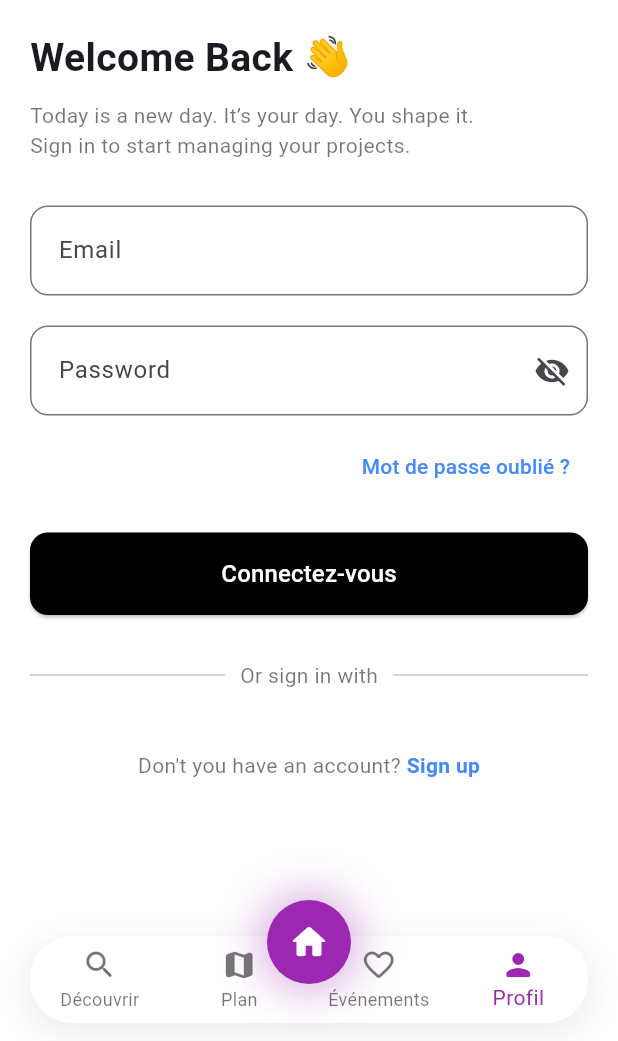
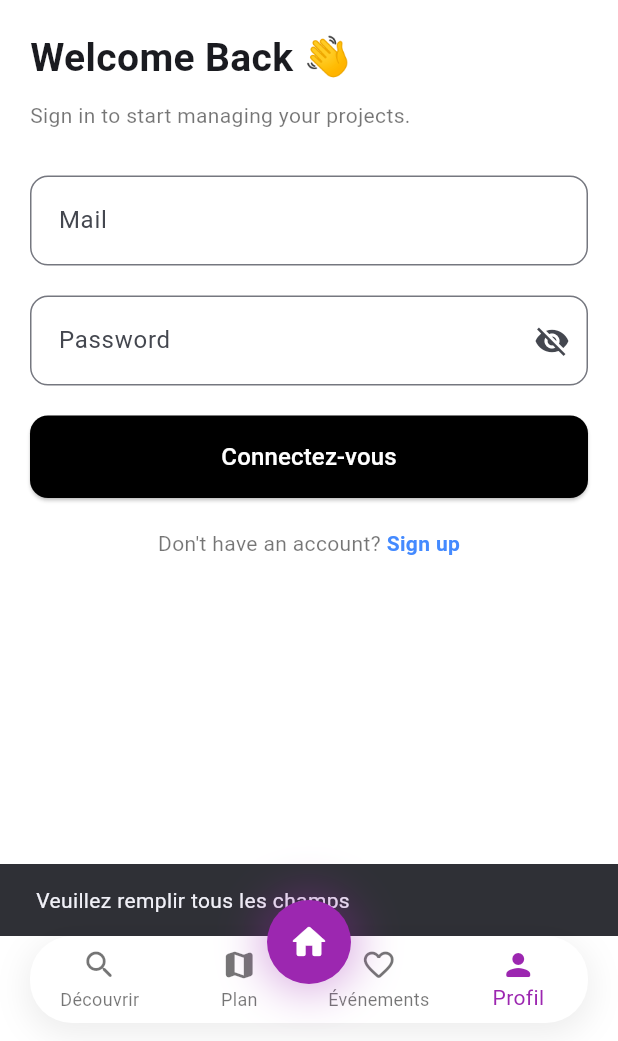
Before and after one commit to kuetcheal/appli_evenementielle, a Flutter app: the screen it shows after launch, item 4 of the bottom bar chosen, after a tap on "Connectez-vous", on a phone screen of 412 x 824 dp, the part 195-1236 px from its top. Run offline on Flutter 3.47's test engine with Material 3 defaults, Android fonts, the phone set to English and light mode, and no system bars; our stand-ins replace shared_preferences.

Commit message:
fix : connexion du Back NodeJS

```diff
--- a/lib/screens/authentification/login_page.dart
+++ b/lib/screens/authentification/login_page.dart
@@ -1,4 +1,8 @@
+import 'dart:convert';
 import 'package:flutter/material.dart';
+import 'package:http/http.dart' as http;
+import 'package:shared_preferences/shared_preferences.dart';
+import '../home_page.dart';
 
 class LoginPage extends StatefulWidget {
   const LoginPage({super.key});
@@ -9,6 +13,89 @@ class LoginPage extends StatefulWidget {
 
 class _LoginPageState extends State<LoginPage> {
   bool _obscurePassword = true;
+  final _mailController = TextEditingController(); // renamed for clarity
+  final _passwordController = TextEditingController();
+  bool _loading = false;
+
+  Future<void> _login() async {
+    final mail = _mailController.text.trim();
+    final password = _passwordController.text;
+
+    if (mail.isEmpty || password.isEmpty) {
+      ScaffoldMessenger.of(context).showSnackBar(
+        const SnackBar(content: Text("Veuillez remplir tous les champs")),
+      );
+      return;
+    }
+
+    setState(() => _loading = true);
+
+    try {
+      final response = await http.post(
+        Uri.parse("http://10.0.2.2:3000/api/auth/login"),
+        headers: {"Content-Type": "application/json"},
+        body: jsonEncode({
+          "mail": mail, // important -> mail (pas email)
+          "password": password,
+        }),
+      );
+
+      // Debug: affiche status et body
+      debugPrint("Login status: ${response.statusCode}");
+      debugPrint("Login body: ${response.body}");
+
+      if (response.statusCode == 200) {
+        final data = jsonDecode(response.body);
+        final token = data["token"] as String?;
+
+        if (token == null) {
+          ScaffoldMessenger.of(context).showSnackBar(
+            SnackBar(content: Text("Réponse inattendue: ${response.body}")),
+          );
+        } else {
+          SharedPreferences prefs = await SharedPreferences.getInstance();
+          await prefs.setString("token", token);
+
+          // Optionnel: sauvegarder user info si utile
+          // await prefs.setString("user", jsonEncode(data['user']));
+
+          Navigator.pushReplacement(
+            context,
+            MaterialPageRoute(builder: (context) => const HomePage()),
+          );
+        }
+      } else {
+        // affiche message d'erreur renvoyé par l'API (body)
+        String message = response.body;
+        try {
+          final parsed = jsonDecode(response.body);
+          if (parsed is Map && parsed['message'] != null) {
+            message = parsed['message'].toString();
+          } else if (parsed is Map && parsed['error'] != null) {
+            message = parsed['error'].toString();
+          }
+        } catch (_) { /* ignore JSON parse errors */ }
+
+        ScaffoldMessenger.of(context).showSnackBar(
+          SnackBar(content: Text("Erreur: $message")),
+        );
+      }
+    } catch (e) {
+      debugPrint("Login request failed: $e");
+      ScaffoldMessenger.of(context).showSnackBar(
+        SnackBar(content: Text("Erreur réseau: $e")),
+      );
+    } finally {
+      setState(() => _loading = false);
+    }
+  }
+
+  @override
+  void dispose() {
+    _mailController.dispose();
+    _passwordController.dispose();
+    super.dispose();
+  }
 
   @override
   Widget build(BuildContext context) {
@@ -20,165 +107,82 @@ class _LoginPageState extends State<LoginPage> {
           child: Column(
             crossAxisAlignment: CrossAxisAlignment.start,
             children: [
-              // Logo en haut
-              Center(
-                child: Column(
-                  children: [
-                    Image.asset(
-                      "assets/logo-event.png",
-                      height: 100,
-                    ),
-                    const SizedBox(height: 20),
-                  ],
-                ),
-              ),
-
-              // Titre
-              const Text(
-                "Welcome Back 👋",
-                style: TextStyle(fontSize: 26, fontWeight: FontWeight.bold),
-              ),
+              Center(child: Image.asset("assets/logo-event.png", height: 100)),
+              const SizedBox(height: 20),
+              const Text("Welcome Back 👋",
+                  style: TextStyle(fontSize: 26, fontWeight: FontWeight.bold)),
               const SizedBox(height: 10),
-
-              // Sous-texte
-              const Text(
-                "Today is a new day. It’s your day. You shape it.\n"
-                    "Sign in to start managing your projects.",
-                style: TextStyle(color: Colors.black54, fontSize: 14),
-              ),
-
+              const Text("Sign in to start managing your projects.",
+                  style: TextStyle(color: Colors.black54, fontSize: 14)),
               const SizedBox(height: 30),
 
-              // Champ Email
+              // Champs
               TextField(
+                controller: _mailController,
+                decoration: _input("Mail"),
                 keyboardType: TextInputType.emailAddress,
-                decoration: InputDecoration(
-                  labelText: "Email",
-                  hintText: "Entrer votre adresse email",
-                  border: OutlineInputBorder(
-                    borderRadius: BorderRadius.circular(12),
-                  ),
-                  contentPadding: const EdgeInsets.symmetric(
-                    horizontal: 15,
-                    vertical: 18,
+              ),
+              const SizedBox(height: 20),
+              TextField(
+                controller: _passwordController,
+                obscureText: _obscurePassword,
+                decoration: _input("Password").copyWith(
+                  suffixIcon: IconButton(
+                    icon: Icon(_obscurePassword
+                        ? Icons.visibility_off
+                        : Icons.visibility),
+                    onPressed: () =>
+                        setState(() => _obscurePassword = !_obscurePassword),
                   ),
                 ),
               ),
               const SizedBox(height: 20),
 
-              // Champ Mot de passe avec toggle 👁️
-              TextField(
-                obscureText: _obscurePassword,
-                decoration: InputDecoration(
-                  labelText: "Password",
-                  hintText: "Entrer votre mot de passe",
-                  border: OutlineInputBorder(
-                    borderRadius: BorderRadius.circular(12),
-                  ),
-                  contentPadding: const EdgeInsets.symmetric(
-                    horizontal: 15,
-                    vertical: 18,
-                  ),
-                  suffixIcon: IconButton(
-                    icon: Icon(
-                      _obscurePassword ? Icons.visibility_off : Icons.visibility,
-                    ),
-                    onPressed: () {
-                      setState(() {
-                        _obscurePassword = !_obscurePassword;
-                      });
-                    },
-                  ),
-                ),
-              ),
-
-              const SizedBox(height: 10),
-
-              // Mot de passe oublié
-              Align(
-                alignment: Alignment.centerRight,
-                child: TextButton(
-                  onPressed: () {
-                    Navigator.pushNamed(context, "/forget_password");
-                  },
-                  child: const Text(
-                    "Mot de passe oublié ?",
-                    style: TextStyle(color: Colors.blueAccent),
-                  ),
+              SizedBox(
+                width: double.infinity,
+                child: ElevatedButton(
+                  onPressed: _loading ? null : _login,
+                  style: ElevatedButton.styleFrom(
+                      backgroundColor: Colors.black,
+                      padding: const EdgeInsets.symmetric(vertical: 16),
+                      shape: RoundedRectangleBorder(
+                          borderRadius: BorderRadius.circular(12))),
+                  child: _loading
+                      ? const SizedBox(height: 16, width: 16, child: CircularProgressIndicator(color: Colors.white, strokeWidth: 2))
+                      : const Text("Connectez-vous",
+                      style: TextStyle(color: Colors.white, fontSize: 16)),
                 ),
               ),
 
               const SizedBox(height: 20),
-
-              // Bouton Connexion
-              SizedBox(
-                width: double.infinity,
-                child: ElevatedButton(
-                  style: ElevatedButton.styleFrom(
-                    backgroundColor: Colors.black,
-                    padding: const EdgeInsets.symmetric(vertical: 16),
-                    shape: RoundedRectangleBorder(
-                      borderRadius: BorderRadius.circular(12),
-                    ),
-                  ),
-                  onPressed: () {
-                    // Action login
-                  },
-                  child: const Text(
-                    "Connectez-vous", // ✅ petite correction orthographe
-                    style: TextStyle(fontSize: 16, color: Colors.white),
-                  ),
-                ),
-              ),
-
-              const SizedBox(height: 30),
-
-              // Ligne "Or sign in with"
-              Row(
-                children: const [
-                  Expanded(child: Divider()),
-                  Padding(
-                    padding: EdgeInsets.symmetric(horizontal: 10),
-                    child: Text(
-                      "Or sign in with",
-                      style: TextStyle(color: Colors.black54),
-                    ),
-                  ),
-                  Expanded(child: Divider()),
-                ],
-              ),
-
-              const SizedBox(height: 40),
-
-              // Lien vers inscription
               Center(
                 child: GestureDetector(
-                  onTap: () {
-                    Navigator.pushNamed(context, "/register");
-                  },
-                  child: const Text.rich(
-                    TextSpan(
-                      text: "Don't you have an account? ",
+                  onTap: () => Navigator.pushNamed(context, "/register"),
+                  child: const Text.rich(TextSpan(
+                      text: "Don't have an account? ",
                       style: TextStyle(color: Colors.black54),
                       children: [
                         TextSpan(
-                          text: "Sign up",
-                          style: TextStyle(
-                            color: Colors.blueAccent,
-                            fontWeight: FontWeight.bold,
-                          ),
-                        )
-                      ],
-                    ),
-                  ),
+                            text: "Sign up",
+                            style: TextStyle(
+                                color: Colors.blueAccent,
+                                fontWeight: FontWeight.bold))
+                      ])),
                 ),
               ),
-
-              const SizedBox(height: 20),
             ],
           ),
         ),
       ),
     );
   }
+
+  InputDecoration _input(String label) {
+    return InputDecoration(
+      labelText: label,
+      border: OutlineInputBorder(borderRadius: BorderRadius.circular(12)),
+      contentPadding:
+      const EdgeInsets.symmetric(horizontal: 15, vertical: 18),
+    );
+  }
 }
```
Also changed, not shown: lib/screens/authentification/register_page.dart (+83 -210 lines), lib/services/api_service.dart (added, +68 -0 lines), pubspec.yaml (+4 -3 lines), pubspec.lock, 2 other files.
